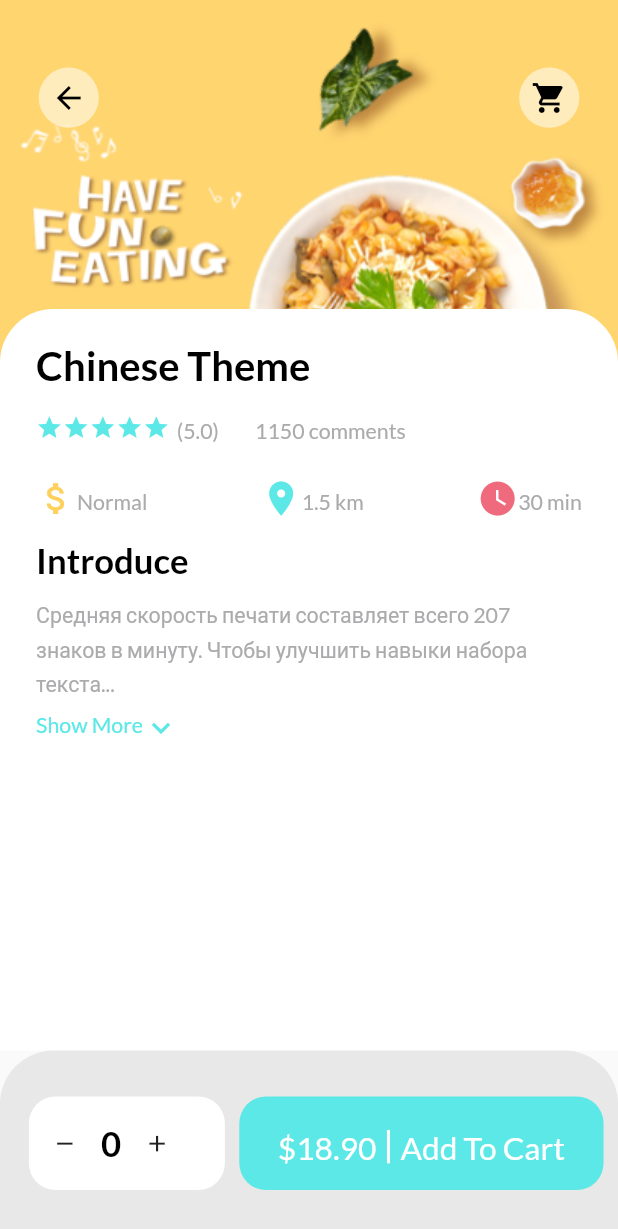
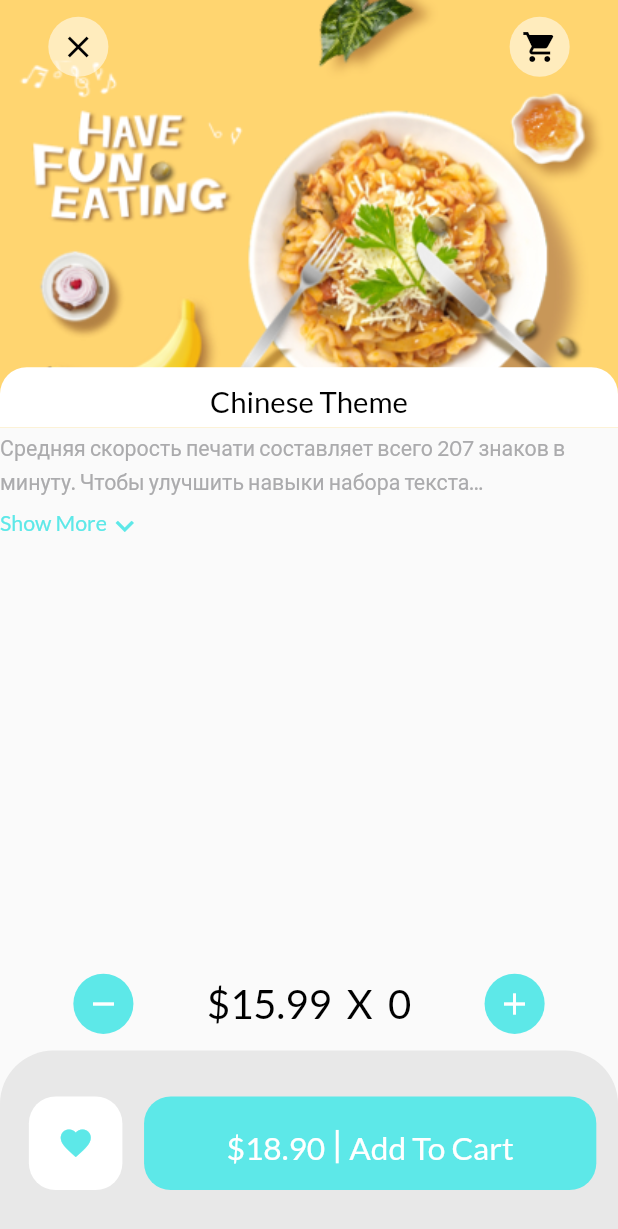
Before and after one commit to progger78/food_delivery_3, a Flutter app: the screen it shows after launch, on a phone screen of 412 x 824 dp. Shown: the top 1229 px of the screen. Run offline on Flutter 3.47's test engine with Material 2 defaults, Android fonts, the phone set to English and light mode, and no system bars; our stand-ins replace dots_indicator, get, google_fonts.

Commit message:
finished 3 screens

```diff
--- a/lib/main.dart
+++ b/lib/main.dart
@@ -1,9 +1,9 @@
 import 'package:flutter/material.dart';
+import 'package:food_delivery_3/screens/detail_popular_screen/detail_popular_screen.dart';
 import 'package:food_delivery_3/utils/configurations.dart';
 import 'package:get/get.dart';
 
-import 'screens/detail_recommended_screen/detail_recommended_screen.dart';
-import 'screens/home_screen/home_screen.dart';
+
 
 void main() {
   runApp(const MyApp());
@@ -23,7 +23,7 @@ class MyApp extends StatelessWidget {
           secondary: AppColors.yelowColor,
         ),
       ),
-      home: const DetailRecommendedScreen(),
+      home: const DetailPopularScreen(),
     );
   }
 }
--- /dev/null
+++ b/lib/screens/detail_popular_screen/components/detail_popular_body.dart
@@ -0,0 +1,72 @@
+import 'package:flutter/material.dart';
+import 'package:food_delivery_3/utils/utils.dart';
+import 'package:food_delivery_3/widgets/widgets.dart';
+
+class DetailPopularBody extends StatelessWidget {
+  const DetailPopularBody({Key? key}) : super(key: key);
+
+  @override
+  Widget build(BuildContext context) {
+    return CustomScrollView(
+      slivers: <Widget>[
+        SliverAppBar(
+          automaticallyImplyLeading: false,
+          toolbarHeight: Dimensions.height70,
+          title:
+            Padding(
+              padding:  EdgeInsets.symmetric(horizontal: Dimensions.width15),
+              child: Row(mainAxisAlignment: MainAxisAlignment.spaceBetween,
+                children:  [
+                  AppIcon(icon: Icons.close,),
+                  AppIcon(icon: Icons.shopping_cart)
+                ],
+              ),
+            ),
+
+          bottom: PreferredSize(
+              preferredSize: Size.fromHeight(Dimensions.height25 + 5),
+              child: Container(
+                height: Dimensions.height45,
+                alignment: Alignment.center,
+                width: double.maxFinite,
+                decoration: BoxDecoration(
+                  color: Colors.white,
+                  borderRadius: BorderRadius.only(
+                    topLeft: Radius.circular(
+                      Dimensions.radius20,
+                    ),
+                    topRight: Radius.circular(
+                      Dimensions.radius20,
+                    ),
+                  ),
+                ),
+                child: AppSmallText(
+                  differSize: true,
+                  text: 'Chinese Theme',
+                  size: Dimensions.font22,
+                  color: Colors.black,
+                ),
+              )),
+          pinned: true,
+          backgroundColor: AppColors.yelowColor,
+          expandedHeight: Dimensions.height80 * 4,
+          flexibleSpace: FlexibleSpaceBar(
+            background: Image.asset(
+              'assets/image/food0.png',
+              fit: BoxFit.cover,
+              width: double.maxFinite,
+            ),
+          ),
+        ),
+        const SliverToBoxAdapter(
+          child: ExpandableText( text:
+              'Средняя скорость печати составляет всего 207 знаков в минуту. Чтобы улучшить навыки набора текста и науСредняя скорость печати составляет всего 207 знаков в минуту. Чтобы улучшить навыки набора текста и научиться печатать, как профессионал, нужно постоянно тренироватьсяЗапомни: практика, практика и еще раз практика. Исследования показали, что постоянная практика помогает превысить средний показатель скорости печати в три раза. Проверить скорость печати онлайн ты можешь вместе с Ratatype.'
+              'Средняя скорость печати составляет всего 207 знаков в минуту. Чтобы улучшить навыки набора текста и научиться печатать, как профессионал, нужно постоянно тренироватьсяЗапомни: практика, практика и еще раз практика. Исследования показали, что постоянная практика помогает превысить средний показатель скорости печати в три раза. Проверить скорость печати онлайн ты можешь вместе с Ratatype.Средняя скорость печати составляет всего 207 знаков в минуту. Чтобы улучшить навыки набора текста и научиться печатать, как профессионал, нужно постоянно тренироватьсяЗапомни: практика, практика и еще раз практика. Исследования показали, что постоянная практика помогает превысить средний показатель скорости печати в три раза. Проверить скорость печати онлайн ты можешь вместе с Ratatype.'
+              'Средняя скорость печати составляет всего 207 знаков в минуту. Чтобы улучшить навыки набора текста и научиться печатать, как профессионал, нужно постоянно тренироватьсяЗапомни: практика, практика и еще раз практика. Исследования показали, что постоянная практика помогает превысить средний показатель скорости печати в три раза. Проверить скорость печати онлайн ты можешь вместе с Ratatype.Средняя скорость печати составляет всего 207 знаков в минуту. Чтобы улучшить навыки набора текста и научиться печатать, как профессионал, нужно постоянно тренироватьсяЗапомни: практика, практика и еще раз практика. Исследования показали, что постоянная практика помогает превысить средний показатель скорости печати в три раза. Проверить скорость печати онлайн ты можешь вместе с Ratatype.'
+              'Средняя скорость печати составляет всего 207 знаков в минуту. Чтобы улучшить навыки набора текста и научиться печатать, как профессионал, нужно постоянно тренироватьсяЗапомни: практика, практика и еще раз практика. Исследования показали, что постоянная практика помогает превысить средний показатель скорости печати в три раза. Проверить скорость печати онлайн ты можешь вместе с Ratatype.читься печатать, как профессионал, нужно постоянно тренироватьсяЗапомни: практика, практика и еще раз практика. Исследования показали, что постоянная практика помогает превысить средний показатель скорости печати в три раза. Проверить скорость печати онлайн ты можешь вместе с Ratatype.'
+              'Средняя скорость печати составляет всего 207 знаков в минуту. Чтобы улучшить навыки набора текста и научиться печатать, как профессионал, нужно постоянно тренироватьсяЗапомни: практика, практика и еще раз практика. Исследования показали, что постоянная практика помогает превысить средний показатель скорости печати в три раза. Проверить скорость печати онлайн ты можешь вместе с Ratatype.'),
+        )
+      ],
+    );
+  }
+}
--- /dev/null
+++ b/lib/screens/detail_popular_screen/detail_popular_screen.dart
@@ -0,0 +1,41 @@
+import 'package:flutter/material.dart';
+import '/utils/utils.dart';
+import '/widgets/bottom_card_with_buttns.dart';
+import '/widgets/widgets.dart';
+import '/screens/detail_popular_screen/components/detail_popular_body.dart';
+
+class DetailPopularScreen extends StatelessWidget {
+  const DetailPopularScreen({Key? key}) : super(key: key);
+
+  @override
+  Widget build(BuildContext context) {
+    return Scaffold(
+      body: DetailPopularBody(),
+      bottomNavigationBar: Column(
+        mainAxisSize: MainAxisSize.min,
+        children: [
+          Container(height: Dimensions.height70,
+          // padding: EdgeInsets.only(bottom: Dimensions.height5),
+            child: Row(
+              mainAxisAlignment: MainAxisAlignment.spaceEvenly,
+              children: [
+                AppIcon(
+                  icon: Icons.remove,
+                  iconColor: Colors.white,
+                  backgorundColor: AppColors.mainColor,
+                ),
+                AppBigText(isBigger: true, text: '\$${15.99}  X  ${0}', size: Dimensions.font22, color: Colors.black, fontWeight: FontWeight.w500,),
+                AppIcon(
+                  icon: Icons.add,
+                  iconColor: Colors.white,
+                  backgorundColor: AppColors.mainColor,
+                ),
+              ],
+            ),
+          ),
+          BottomCardWithButns(isCounter: false)
+        ],
+      ),
+    );
+  }
+}
--- a/lib/screens/detail_recommended_screen/components/detail_recom_body.dart
+++ b/lib/screens/detail_recommended_screen/components/detail_recom_body.dart
@@ -32,7 +32,7 @@ class DetailRecomBody extends StatelessWidget {
               child: Row(
                 crossAxisAlignment: CrossAxisAlignment.start,
                 mainAxisAlignment: MainAxisAlignment.spaceBetween,
-                children: const [
+                children: [
                   AppIcon(icon: Icons.arrow_back),
                   AppIcon(icon: Icons.shopping_cart)
                 ],
@@ -43,7 +43,7 @@ class DetailRecomBody extends StatelessWidget {
             bottom: 0,
             child: Container(
               width: size.width,
-              height: size.height * 0.6,
+              height: size.height * 0.5,
               decoration: BoxDecoration(
                 color: Colors.white,
                 borderRadius: BorderRadius.only(
@@ -105,8 +105,8 @@ class DetailRecomBody extends StatelessWidget {
                       color: Colors.black,
                     ),
                     SizedBox(height: Dimensions.height10),
-                    Expanded(
-                      child: const SingleChildScrollView(
+                    const Expanded(
+                      child: SingleChildScrollView(
                         child: ExpandableText(
                             text:
                                 'Средняя скорость печати составляет всего 207 знаков в минуту. Чтобы улучшить навыки набора текста и научиться печатать, как профессионал, нужно постоянно тренироватьсяЗапомни: практика, практика и еще раз практика. Исследования показали, что постоянная практика помогает превысить средний показатель скорости печати в три раза. Проверить скорость печати онлайн ты можешь вместе с Ratatype.'),
--- a/lib/screens/home_screen/components/header.dart
+++ b/lib/screens/home_screen/components/header.dart
@@ -29,7 +29,7 @@ class Header extends StatelessWidget {
                   AppSmallText(text: 'St-Petersburg'),
                   Padding(
                     padding: EdgeInsets.only(top: 3, right: 2),
-                    child: Icon(Icons.expand_more_sharp),
+                    child: Icon(Icons.arrow_drop_down_rounded),
                   )
                 ],
               )
--- a/lib/widgets/app_big_text.dart
+++ b/lib/widgets/app_big_text.dart
@@ -11,6 +11,8 @@ class AppBigText extends StatelessWidget {
       this.isBigger = false,
       this.color = AppColors.mainColor,
       this.size,
+      this.fontWeight,
+
       this.overflow = TextOverflow.ellipsis})
       : super(key: key);
 
@@ -19,6 +21,8 @@ class AppBigText extends StatelessWidget {
    double? size;
   final TextOverflow overflow;
   bool isBigger;
+  dynamic fontWeight;
+
 
   @override
   Widget build(BuildContext context) {
@@ -26,7 +30,7 @@ class AppBigText extends StatelessWidget {
       maxLines: 1,
       text,
       style: GoogleFonts.lato(
-        fontWeight: FontWeight.bold,
+        fontWeight:fontWeight ?? FontWeight.bold ,
         fontSize: isBigger ? Dimensions.font30 : size,
         color: color
       ),
--- a/lib/widgets/app_icon.dart
+++ b/lib/widgets/app_icon.dart
@@ -2,19 +2,30 @@ import 'package:flutter/material.dart';
 import 'package:food_delivery_3/utils/utils.dart';
 
 class AppIcon extends StatelessWidget {
-  const AppIcon({Key? key, required this.icon}) : super(key: key);
-
+  AppIcon(
+      {Key? key,
+      required this.icon,
+      this.backgorundColor = Colors.white54,
+      this.iconColor = Colors.black})
+      : super(key: key);
 
   final IconData icon;
+  Color? backgorundColor;
+  Color? iconColor;
   @override
   Widget build(BuildContext context) {
     return Container(
       alignment: Alignment.center,
       height: Dimensions.height45,
       width: Dimensions.width45,
-      decoration: const BoxDecoration(shape: BoxShape.circle, color: Colors.white54,),
-
-      child: Icon(icon, color: Colors.black,),
+      decoration: BoxDecoration(
+        shape: BoxShape.circle,
+        color: backgorundColor,
+      ),
+      child: Icon(
+        icon,
+        color: iconColor,
+      ),
     );
   }
 }
--- a/lib/widgets/bottom_card_with_buttns.dart
+++ b/lib/widgets/bottom_card_with_buttns.dart
@@ -1,7 +1,7 @@
 import 'package:flutter/material.dart';
-import 'package:food_delivery_3/utils/utils.dart';
-import 'package:food_delivery_3/widgets/app_big_text.dart';
-import 'package:food_delivery_3/widgets/app_small_text.dart';
+import '/utils/utils.dart';
+import '/widgets/app_big_text.dart';
+import '/widgets/app_small_text.dart';
 
 class BottomCardWithButns extends StatelessWidget {
   BottomCardWithButns(
@@ -67,7 +67,7 @@ class BottomCardWithButns extends StatelessWidget {
                     )
                   : IconButton(
                       onPressed: () {},
-                      icon: Icon(
+                      icon: const Icon(
                         Icons.favorite,
                         color: AppColors.mainColor,
                       ),
@@ -77,7 +77,7 @@ class BottomCardWithButns extends StatelessWidget {
               child: Container(
                 alignment: Alignment.bottomCenter,
                 margin: EdgeInsets.only(
-                    left: Dimensions.width10, right: Dimensions.width10),
+                    left: Dimensions.width15, right: Dimensions.width15),
                 height: Dimensions.height70,
                 width: width,
                 decoration: BoxDecoration(
--- a/lib/widgets/expandable_text.dart
+++ b/lib/widgets/expandable_text.dart
@@ -43,7 +43,15 @@ class _ExpandableTextState extends State<ExpandableText> {
                     text: hiddenText
                         ? ('$firstHalf...')
                         : (firstHalf + secondHalf)),
-                Row(
+                GestureDetector(
+                  onTap: () {
+                    setState(
+                      () {
+                        hiddenText = !hiddenText;
+                      },
+                    );
+                  },
+                  child: Row(
                     mainAxisAlignment: MainAxisAlignment.start,
                     children: [
                       AppSmallText(
@@ -51,23 +59,15 @@ class _ExpandableTextState extends State<ExpandableText> {
                         color: AppColors.mainColor,
                       ),
                       Padding(
-                      padding:  EdgeInsets.only(top: Dimensions.height5 - 1),
-                      child: GestureDetector(
-                        onTap: () {
-                          setState(
-                            () {
-                              hiddenText = !hiddenText;
-                            },
-                          );
-                        },
+                        padding: EdgeInsets.only(top: Dimensions.height5 - 1),
                         child: Icon(
                           (hiddenText ? Icons.expand_more : Icons.expand_less),
                           color: AppColors.mainColor,
                         ),
                       ),
-                    )
                     ],
-                )
+                  ),
+                ),
               ],
             ),
     );
```
Lines whose indentation alone changed are shown as unchanged.
